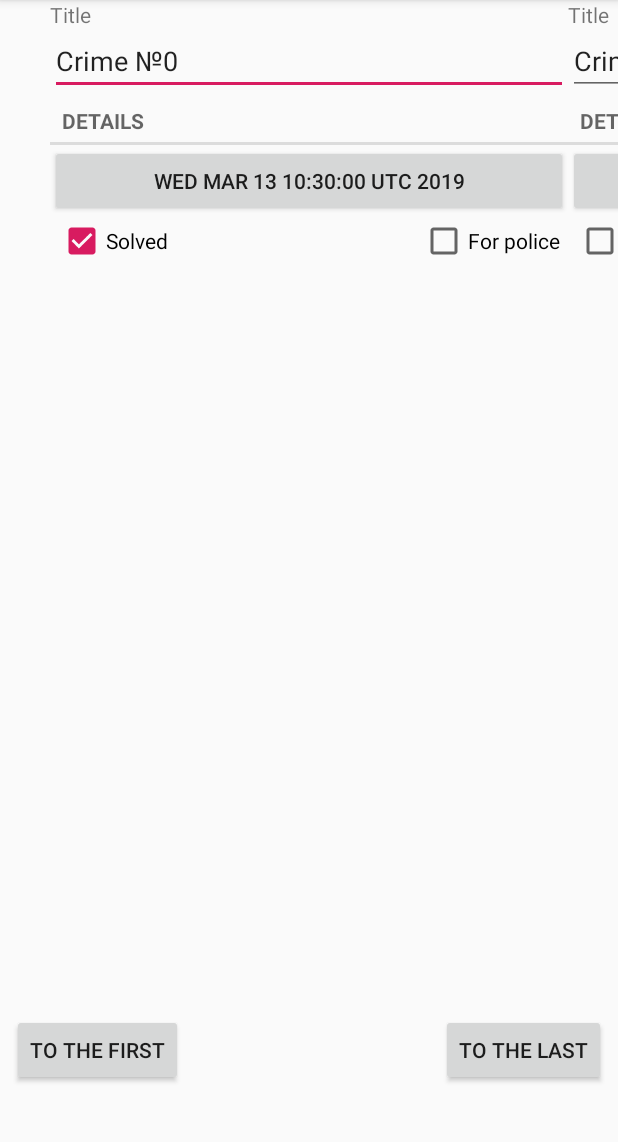
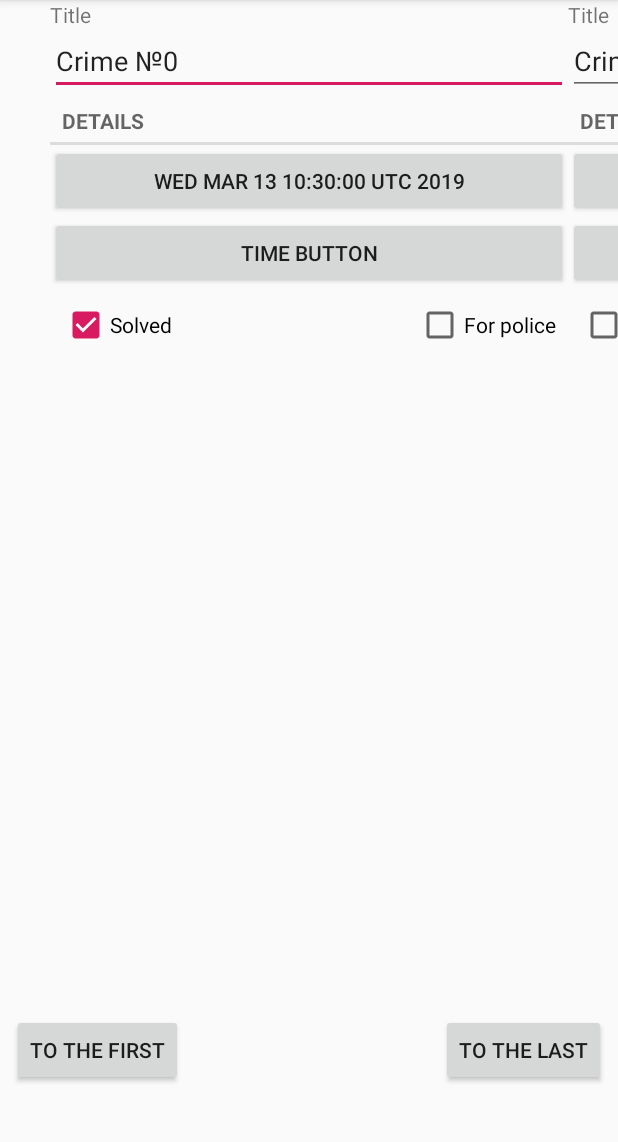
Before and after one commit to Argerd/criminal-intent, an Android app: the CrimeFragment screen opened directly, with no data from a screen before it, on a phone screen of 412 x 824 dp, the part 84-1226 px from its top. Run offline under Robolectric (Android 15) with nearby library versions, the phone set to English and light mode, and no system bars.

Commit message:
Добавлен фрагмент для выбора времени, но он пока не сохраняет время для объекта.

```diff
--- a/CriminalIntentFinal/app/src/main/java/argerd/ru/CrimeFragment.java
+++ b/CriminalIntentFinal/app/src/main/java/argerd/ru/CrimeFragment.java
@@ -13,10 +13,10 @@ import android.view.ViewGroup;
 import android.widget.Button;
 import android.widget.CheckBox;
 import android.widget.CompoundButton;
-import android.widget.DatePicker;
 import android.widget.EditText;
 import android.widget.Toast;
 
+import java.util.Calendar;
 import java.util.Date;
 import java.util.UUID;
 
@@ -25,15 +25,19 @@ public class CrimeFragment extends Fragment {
     private static final String ARG_CRIME_ID = "crime_id";
 
     // константа для вызова диалогового окна
-    private static final String DIALOG_DATE = "DialogDate";
+    private static final String DIALOG = "Dialog";
 
     // константа для указания CrimeFragment целевым фрагментом для DatePickerFragment
     private static final int REQUEST_DATE = 0;
+
+    // константа для указания CrimeFragment целевым фрагментом для TimePickerFragment
+    private static final int REQUEST_TIME = 1488;
 
     private Crime crime;
 
     private EditText titleField;
     private Button dateButton;
+    private Button timeButton;
     private CheckBox solvedCheckBox;
     private CheckBox policeCheckBox;
 
@@ -65,6 +69,12 @@ public class CrimeFragment extends Fragment {
         }
         if (requestCode == REQUEST_DATE) {
             crime.setDate((Date) data.getSerializableExtra(DatePickerFragment.EXTRA_DATE));
+            updateDate();
+        }
+        if (requestCode == REQUEST_TIME) {
+            Date time = (Date) data.getSerializableExtra(TimePickerFragment.EXTRA_TIME);
+            crime.getDate().setHours(time.getHours());
+            crime.getDate().setMinutes(time.getMinutes());
             updateDate();
         }
     }
@@ -114,7 +124,18 @@ public class CrimeFragment extends Fragment {
                 FragmentManager fragmentManager = getFragmentManager();
                 DatePickerFragment dialog = DatePickerFragment.newInstance(crime.getDate());
                 dialog.setTargetFragment(CrimeFragment.this, REQUEST_DATE);
-                dialog.show(fragmentManager, DIALOG_DATE);
+                dialog.show(fragmentManager, DIALOG);
+            }
+        });
+
+        timeButton = view.findViewById(R.id.crime_time);
+        timeButton.setOnClickListener(new View.OnClickListener() {
+            @Override
+            public void onClick(View v) {
+                FragmentManager fragmentManager = getFragmentManager();
+                TimePickerFragment dialog = TimePickerFragment.newInstance(crime.getDate());
+                dialog.setTargetFragment(CrimeFragment.this, REQUEST_TIME);
+                dialog.show(fragmentManager, DIALOG);
             }
         });
 
--- a/CriminalIntentFinal/app/src/main/res/layout/fragment_crime.xml
+++ b/CriminalIntentFinal/app/src/main/res/layout/fragment_crime.xml
@@ -43,24 +43,36 @@
         android:layout_height="wrap_content"
         app:layout_constraintEnd_toEndOf="parent"
         app:layout_constraintStart_toStartOf="parent"
-        app:layout_constraintTop_toBottomOf="@+id/textView2" />
+        app:layout_constraintTop_toBottomOf="@+id/textView2"
+        tools:text="crime date" />
+
+    <Button
+        android:id="@+id/crime_time"
+        android:layout_width="0dp"
+        android:layout_height="wrap_content"
+        android:text="@string/time_button_label"
+        app:layout_constraintEnd_toEndOf="parent"
+        app:layout_constraintStart_toStartOf="parent"
+        app:layout_constraintTop_toBottomOf="@+id/crime_date" />
 
     <CheckBox
         android:id="@+id/crime_solved"
         android:layout_width="wrap_content"
         android:layout_height="wrap_content"
-        android:layout_marginStart="5dp"
+        android:layout_marginStart="8dp"
+        android:layout_marginTop="8dp"
         android:text="@string/crime_solved_label"
         app:layout_constraintStart_toStartOf="parent"
-        app:layout_constraintTop_toBottomOf="@+id/crime_date" />
+        app:layout_constraintTop_toBottomOf="@+id/crime_time" />
 
     <CheckBox
         android:id="@+id/for_police"
         android:layout_width="wrap_content"
         android:layout_height="wrap_content"
-        android:layout_marginEnd="5dp"
+        android:layout_marginTop="8dp"
+        android:layout_marginEnd="8dp"
         android:text="@string/for_police_label"
         app:layout_constraintEnd_toEndOf="parent"
-        app:layout_constraintTop_toBottomOf="@+id/crime_date" />
+        app:layout_constraintTop_toBottomOf="@+id/crime_time" />
 
 </android.support.constraint.ConstraintLayout>
--- a/CriminalIntentFinal/app/src/main/res/values/strings.xml
+++ b/CriminalIntentFinal/app/src/main/res/values/strings.xml
@@ -13,4 +13,7 @@
     <string name="to_the_last_crime_button_label">To the last</string>
 
     <string name="date_picker_title">Date of crime</string>
+
+    <string name="time_picker_title">Time of crime</string>
+    <string name="time_button_label">Time button</string>
 </resources>
```
Also changed, not shown: CriminalIntentFinal/app/src/main/java/argerd/ru/TimePickerFragment.java (added, +62 -0 lines), CriminalIntentFinal/app/src/main/res/layout/dialog_time.xml (added, +21 -0 lines), CriminalIntentFinal/app/src/main/java/argerd/ru/CrimeListFragment.java (line endings or trailing spaces).
